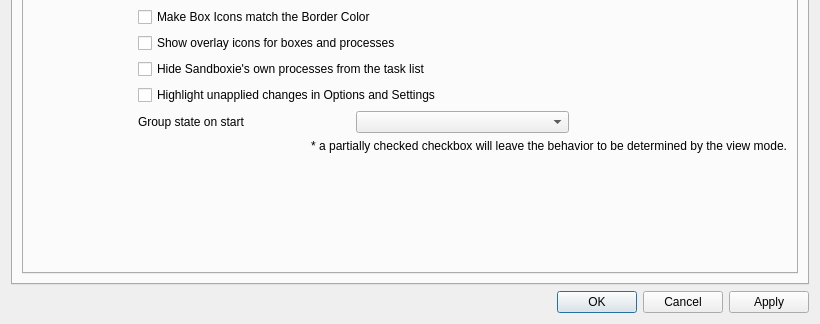
The window that SandboxiePlus/SandMan/Forms/SettingsWindow.ui (sandboxie-plus/Sandboxie) describes before a commit, drawn with Qt 5; both pictures show x 0 to 820 and y 276 to 600 of the 820 by 600 pixel window.
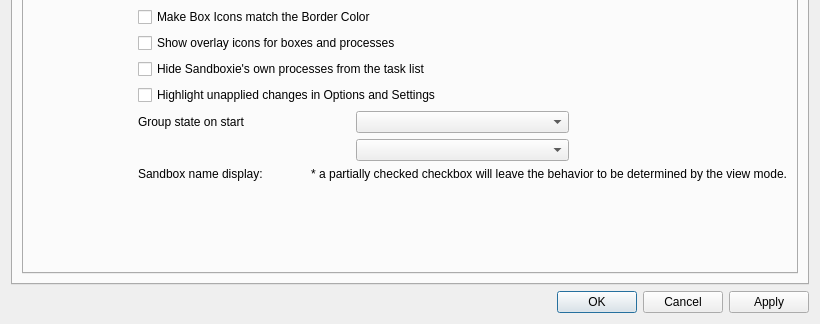
The same window after the commit. The open tabs and pages were chosen to show the change. Icons and pictures are not drawn.

Commit message:
Add global box alias display mode support
Introduces a new global `BoxAliasDisplayMode` setting and wires it through SandMan, Start.exe, window titles, borders, tooltips, dialogs, and user-facing messages so sandbox names can be shown as name, alias, or alias+name without changing internal identifiers/paths. It also updates settings UI/config docs, adds compact display handling where needed, and adds an optional import-time alias reader for sandbox archives. Additionally, it fixes `BoxNameTitle` ANSI/Wide title prefix buffer sizing to handle long aliases safely.

The edit to the form file:
```diff
--- a/SandboxiePlus/SandMan/Forms/SettingsWindow.ui
+++ b/SandboxiePlus/SandMan/Forms/SettingsWindow.ui
@@ -1124,6 +1124,23 @@
                  </property>
                 </widget>
                </item>
+               <item row="14" column="1">
+                <widget class="QLabel" name="lblBoxAliasDisplayMode">
+                 <property name="text">
+                  <string>Sandbox name display:</string>
+                 </property>
+                 <property name="buddy">
+                  <cstring>cmbBoxAliasDisplayMode</cstring>
+                 </property>
+                </widget>
+               </item>
+               <item row="13" column="2">
+                <widget class="QComboBox" name="cmbBoxAliasDisplayMode">
+                 <property name="toolTip">
+                  <string>Controls whether display-only text uses the sandbox name, alias, or both. Compact views may show only the alias. Paths and internal sandbox identifiers always use the sandbox name.</string>
+                 </property>
+                </widget>
+               </item>
                <item row="9" column="1" colspan="3">
                 <widget class="QCheckBox" name="chkOverlayIcons">
                  <property name="text">
```
Left out of the diff: 1 changed line with no effect on the pictures. The commit also changes 27 other files.
